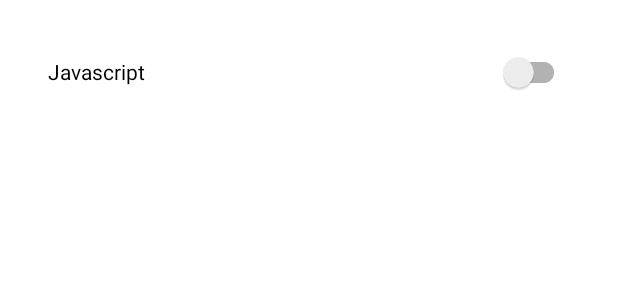
After one commit to Ghost-Reborn/Browser_Reborn, an Android app: the layout activity_settings.xml on its own in the app's theme, with its tools: preview values and no code run, on a phone screen of 412 x 824 dp. The commit adds this screen. Shown: the top 300 px of the screen. Run offline under Robolectric (Android 15) with nearby library versions, the phone set to English and light mode, and no system bars.

Commit message:
Settings Activity * Introduce settings button * Javascript enable disable functionality * Constant class for SharedPreferences

```diff
--- a/app/src/main/AndroidManifest.xml
+++ b/app/src/main/AndroidManifest.xml
@@ -16,6 +16,9 @@
         android:supportsRtl="true"
         android:theme="@style/Theme.BrowserReborn">
         <activity
+            android:name=".SettingsActivity"
+            android:exported="false" />
+        <activity
             android:name=".MainActivity"
             android:exported="true">
             <intent-filter>
--- /dev/null
+++ b/app/src/main/res/layout/activity_settings.xml
@@ -0,0 +1,20 @@
+<?xml version="1.0" encoding="utf-8"?>
+<androidx.constraintlayout.widget.ConstraintLayout xmlns:android="http://schemas.android.com/apk/res/android"
+    xmlns:app="http://schemas.android.com/apk/res-auto"
+    xmlns:tools="http://schemas.android.com/tools"
+    android:layout_width="match_parent"
+    android:layout_height="match_parent"
+    tools:context=".SettingsActivity">
+
+    <androidx.appcompat.widget.SwitchCompat
+        android:id="@+id/javascript_switch"
+        android:layout_width="0dp"
+        android:layout_height="wrap_content"
+        android:layout_marginStart="32dp"
+        android:layout_marginTop="24dp"
+        android:layout_marginEnd="32dp"
+        android:text="Javascript"
+        app:layout_constraintEnd_toEndOf="parent"
+        app:layout_constraintStart_toStartOf="parent"
+        app:layout_constraintTop_toTopOf="parent" />
+</androidx.constraintlayout.widget.ConstraintLayout>
```
Also changed, not shown: app/src/main/java/in/ghostreborn/browserreborn/MainActivity.java (+10 -1 lines), app/src/main/java/in/ghostreborn/browserreborn/RebornConstants.java (added, +8 -0 lines), app/src/main/java/in/ghostreborn/browserreborn/RebornWebUtils.java (+6 -1 lines), app/src/main/java/in/ghostreborn/browserreborn/SettingsActivity.java (added, +38 -0 lines), app/src/main/res/layout/reborn_browser_layout.xml (+16 -4 lines).
